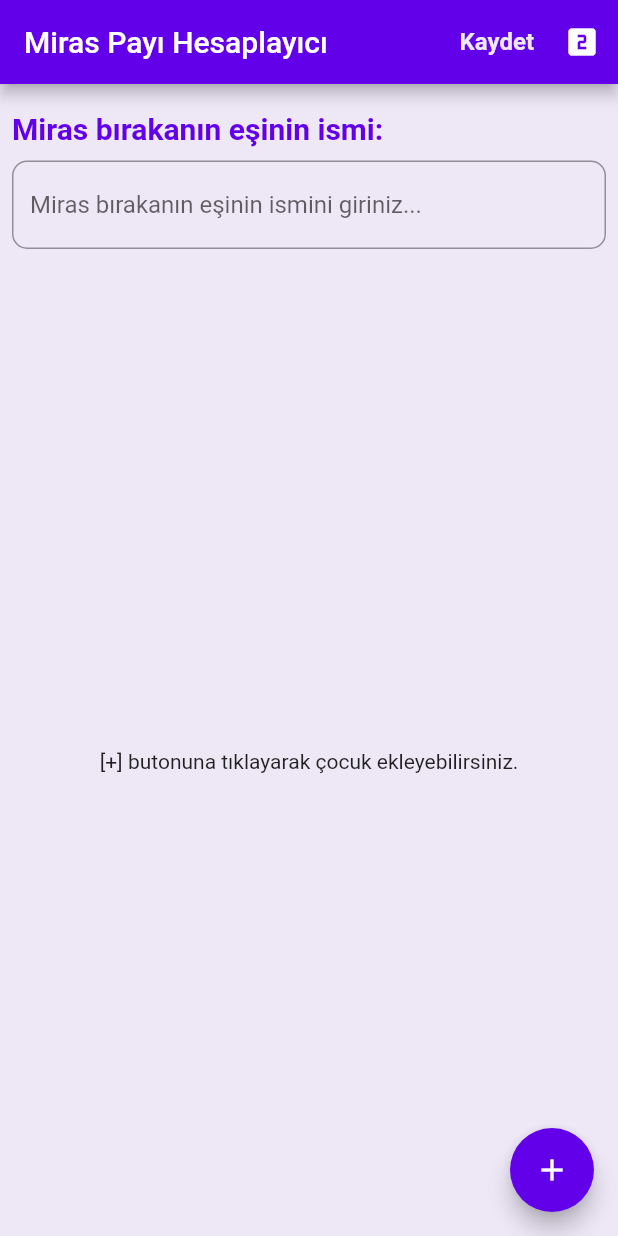
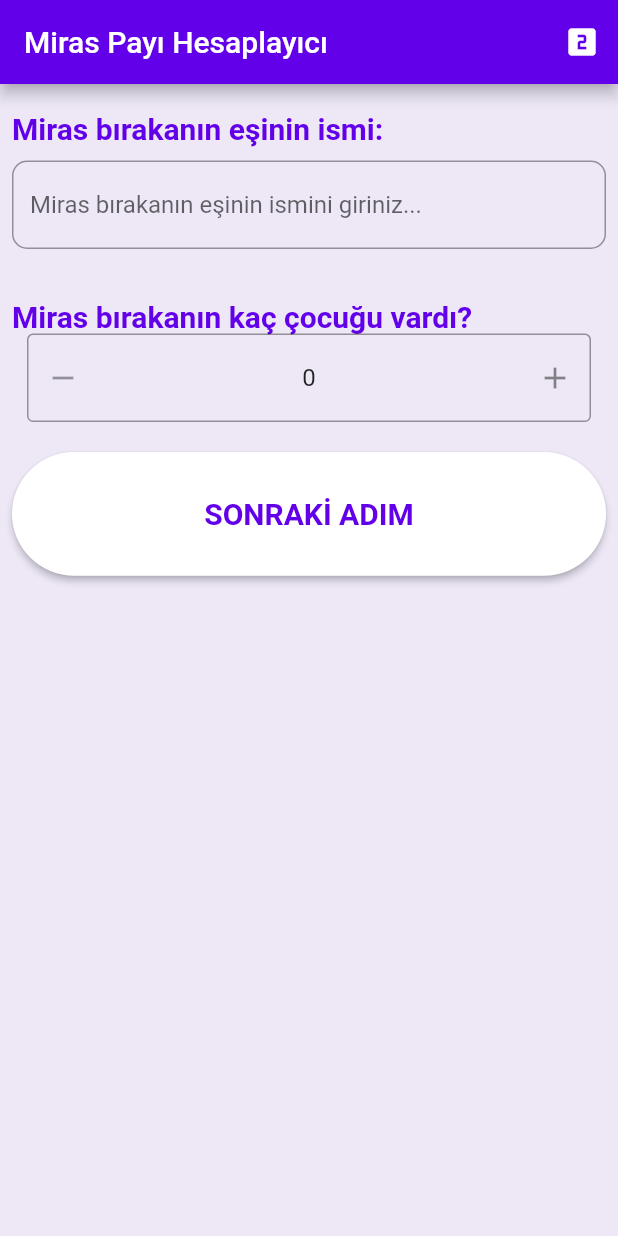
Before and after one commit to EsraKantarci/mirasapp, a Flutter app: the MyList screen opened directly, after a tap on the "add" icon, after a tap on "SONRAKİ ADIM", on a phone screen of 412 x 824 dp. Run offline on Flutter 3.47's test engine with Material 2 defaults, Android fonts, the phone set to English and light mode, and no system bars; drawn by our look-alikes of flutter_spinbox.

Commit message:
Business implementation for simple cases - spouse1-child1

```diff
--- a/lib/view/forms/child_form.dart
+++ b/lib/view/forms/child_form.dart
@@ -36,7 +36,7 @@ class _PersonFormState extends State<PersonForm> {
             children: <Widget>[
               AppBar(
                 leading: Icon(Icons.people_alt),
-                title: Text("Çocuk Formu "),
+                title: Text("Kişi Formu"),
                 centerTitle: true,
                 backgroundColor: AppColors.mainColor.withOpacity(0.8),
                 actions: <Widget>[
--- a/lib/view/forms/spouse_child/spouse_1_child_1.dart
+++ b/lib/view/forms/spouse_child/spouse_1_child_1.dart
@@ -7,6 +7,7 @@
 // TODO: Add "Sonraki adım" button at the bottom.
 
 import 'package:flutter/material.dart';
+import 'package:flutter_spinbox/flutter_spinbox.dart';
 import 'package:miras/controller/global_state.dart';
 import 'package:miras/model/child.dart';
 import 'package:miras/model/answers.dart';
@@ -24,16 +25,11 @@ class Spouse1Child1 extends StatefulWidget {
 class _Spouse1Child1State extends State<Spouse1Child1> {
   List<Person> children = [];
   List<PersonForm> forms = [];
+  double childCount = 0;
 
   @override
   Widget build(BuildContext context) {
-    forms.clear();
-    for (int i = 0; i < children.length; i++) {
-      forms.add(PersonForm(
-        child: children[i],
-        onDelete: () => onDelete(i),
-      ));
-    }
+
     return MaterialApp(
       // In the next sprint, children will be added to a bucket list.
       home: Scaffold(
@@ -51,64 +47,43 @@ class _Spouse1Child1State extends State<Spouse1Child1> {
               buildSpace(),
               buildTextInput(context),
               buildSpace(),
-              Expanded(
-                child: children.length <= 0
-                    ? Center(
-                        child: Text(
-                            "[+] butonuna tıklayarak çocuk ekleyebilirsiniz."),
-                      )
-                    : ListView.builder(
-                        itemCount: children.length,
-                        itemBuilder: (_, i) => PersonForm(
-                          child: children[i],
-                          onDelete: () => onDelete(i),
-                        ),
-                      ),
+              buildQuestion("Miras bırakanın kaç çocuğu vardı?"),
+              Padding(
+                padding: const EdgeInsets.symmetric(horizontal: 10),
+                child: SpinBox(
+                  min: 0,
+                  max: 40,
+                  value: childCount,
+                  onChanged: (value) => childCount = value,
+                ),
               ),
+              buildSpace(),
+              buildSpace(),
+              Align(
+                alignment: Alignment.bottomCenter,
+                child: Container(
+                  child: SizedBox(
+                    height: MediaQuery.of(context).size.height * 0.1,
+                    width: MediaQuery.of(context).size.width,
+                    child: buildElevatedButton(context, childCount),
+                  ),
+                ),
+              ),
+
             ],
           ),
         ),
-        floatingActionButton: FloatingActionButton(
-          backgroundColor: AppColors.mainColor,
-          child: Icon(Icons.add),
-          onPressed: onAdd,
-        ),
+
       ),
     );
   }
 
-  void onDelete(int index) {
-    setState(() {
-      children.removeAt(index);
-    });
-  }
-
-  void onAdd() {
-    GlobalState.instance.children.add(Person());
-    setState(() {
-      children.add(Person());
-    });
-  }
-
-  void onSave() {
-    forms.forEach((form) => form.isValid());
-  }
 
   AppBar buildAppBar() {
     return AppBar(
       title: Text("Miras Payı Hesaplayıcı"),
       backgroundColor: AppColors.mainColor,
       actions: <Widget>[
-        TextButton(
-          child: Text(
-            'Kaydet',
-            style: TextStyle(
-                color: AppColors.backgroundColor,
-                fontWeight: FontWeight.bold,
-                fontSize: 16),
-          ),
-          onPressed: onSave,
-        ),
         IconButton(
           icon: Icon(
             //Step: 1
@@ -127,7 +102,9 @@ class _Spouse1Child1State extends State<Spouse1Child1> {
     return Container(
       height: MediaQuery.of(context).size.height * 0.1,
       child: TextField(
-        onChanged: (text) {},
+        onChanged: (text) {
+          GlobalState.instance.answers.spouseName = text;
+        },
         decoration: InputDecoration(
           hintText: "Miras bırakanın eşinin ismini giriniz...",
           hintStyle: TextStyle(fontWeight: FontWeight.normal),
@@ -159,10 +136,11 @@ class _Spouse1Child1State extends State<Spouse1Child1> {
 }
 
 
-Widget buildElevatedButton(BuildContext context) {
+Widget buildElevatedButton(BuildContext context, double childCount) {
   return ElevatedButton(
     child: Text('SONRAKİ ADIM'),
     onPressed: () {
+      GlobalState.instance.answers.childCount = childCount.toInt();
       Navigator.push(
         context,
         MaterialPageRoute(builder: (context) => StartPage()),
--- a/lib/view/home_page.dart
+++ b/lib/view/home_page.dart
@@ -219,7 +219,7 @@ class _HomePageState extends State<HomePage> {
             onPressed: () {
               Navigator.push(
                 context,
-                MaterialPageRoute(builder: (context) => MyList()),
+                MaterialPageRoute(builder: (context) => StartPage()),
               );
             },
             style: ElevatedButton.styleFrom(
```
Also changed, not shown: lib/view/forms/spouse_child/spouse_1_child_1_list.dart (added).
